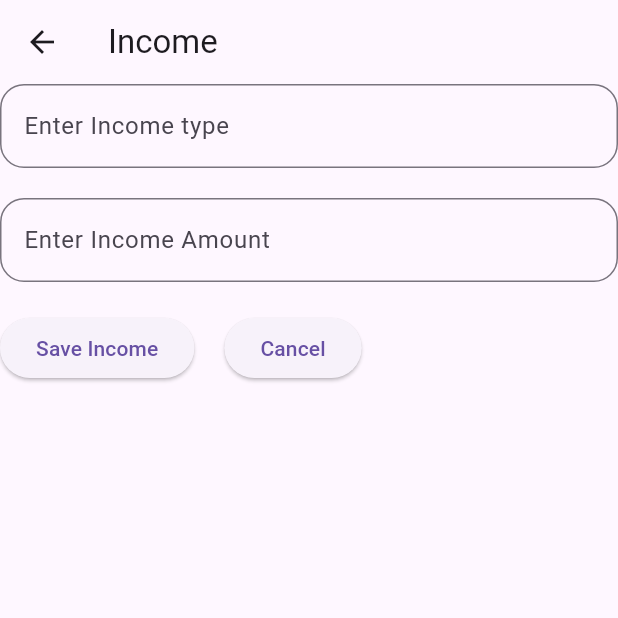
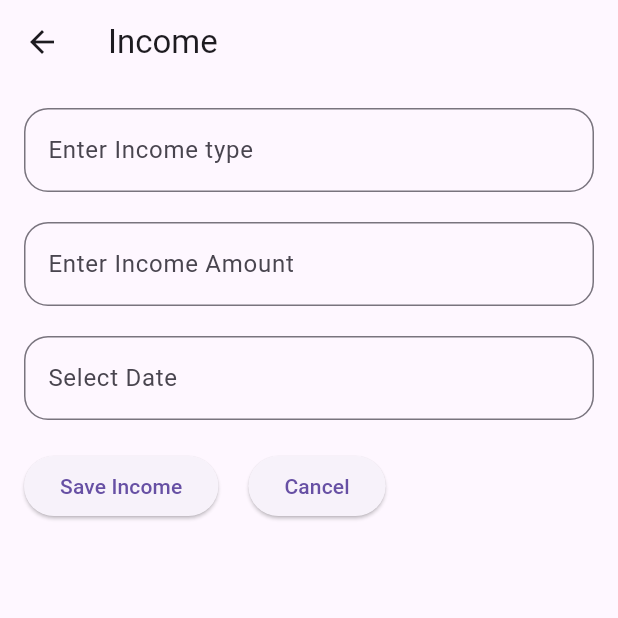
Before and after one commit to Pradeep1234566/Expense_tracker, a Flutter app: the screen it shows after launch, after a tap on "Add Income", on a phone screen of 412 x 824 dp, the top half of it. Run offline on Flutter 3.47's test engine with Material 3 defaults, Android fonts, the phone set to English and light mode, and no system bars; our stand-ins replace fl_chart.

Commit message:
Added dynamic things

```diff
--- a/lib/pages/Common_page.dart
+++ b/lib/pages/Common_page.dart
@@ -1,57 +1,122 @@
+import 'package:expense_tracker/pages/transaction_page.dart';
 import 'package:flutter/material.dart';
+//import 'package:expense_tracker/models/transaction_model.dart'; // Import TransactionModel
 
-// ignore: must_be_immutable
-class CommonPage extends StatelessWidget {
-  String appbartitle;
-  String title;
+class CommonPage extends StatefulWidget {
+  final String appbartitle;
+  final String title;
 
-  CommonPage({required this.appbartitle, required this.title, super.key});
+  const CommonPage({required this.appbartitle, required this.title, super.key});
+
+  @override
+  _CommonPageState createState() => _CommonPageState();
+}
+
+class _CommonPageState extends State<CommonPage> {
+  final TextEditingController typeController = TextEditingController();
+  final TextEditingController amountController = TextEditingController();
+  DateTime? selectedDate;
+
+  @override
+  void dispose() {
+    typeController.dispose();
+    amountController.dispose();
+    super.dispose();
+  }
+
+  Future<void> _selectDate(BuildContext context) async {
+    final DateTime? picked = await showDatePicker(
+      context: context,
+      initialDate: DateTime.now(),
+      firstDate: DateTime(2000),
+      lastDate: DateTime(2101),
+    );
+    if (picked != null && picked != selectedDate) {
+      setState(() {
+        selectedDate = picked;
+      });
+    }
+  }
 
   @override
   Widget build(BuildContext context) {
     return Scaffold(
-        appBar: AppBar(
-          title: Text(appbartitle),
-        ),
-        body: Column(
-
+      appBar: AppBar(title: Text(widget.appbartitle)),
+      body: Padding(
+        padding: const EdgeInsets.all(16.0),
+        child: Column(
           children: [
             TextField(
-
+              controller: typeController,
               decoration: InputDecoration(
-
-              hintText: 'Enter $title type',
+                hintText: 'Enter ${widget.title} type',
                 border: OutlineInputBorder(
                   borderRadius: BorderRadius.circular(16),
                 ),
-            )),
-            SizedBox(height: 20),
+              ),
+            ),
+            const SizedBox(height: 20),
             TextField(
+              controller: amountController,
+              keyboardType:
+                  const TextInputType.numberWithOptions(decimal: true),
               decoration: InputDecoration(
-              hintText: 'Enter $title Amount',
+                hintText: 'Enter ${widget.title} Amount',
                 border: OutlineInputBorder(
                   borderRadius: BorderRadius.circular(16),
                 ),
-            )),
-            SizedBox(height: 20),
+              ),
+            ),
+            const SizedBox(height: 20),
+            GestureDetector(
+              onTap: () => _selectDate(context),
+              child: AbsorbPointer(
+                child: TextField(
+                  decoration: InputDecoration(
+                    hintText: selectedDate == null
+                        ? 'Select Date'
+                        : '${selectedDate!.toLocal()}'.split(' ')[0],
+                    border: OutlineInputBorder(
+                      borderRadius: BorderRadius.circular(16),
+                    ),
+                  ),
+                ),
+              ),
+            ),
+            const SizedBox(height: 20),
             Row(
               children: [
                 ElevatedButton(
                   onPressed: () {
-                    Navigator.pop(context);
+                    if (typeController.text.isNotEmpty &&
+                        amountController.text.isNotEmpty &&
+                        selectedDate != null) {
+                      final transaction = TransactionModel(
+                        category: typeController.text,
+                        amount: double.tryParse(amountController.text) ?? 0.0,
+                        isIncome: widget.title.toLowerCase() == 'income',
+                        date: selectedDate!,
+                      );
+                      Navigator.pop(context, transaction);
+                    } else {
+                      ScaffoldMessenger.of(context).showSnackBar(
+                        const SnackBar(
+                            content: Text('Please fill all fields')),
+                      );
+                    }
                   },
-                  child: Text('Save $title'),
+                  child: Text('Save ${widget.title}'),
                 ),
-                SizedBox(width: 20),
+                const SizedBox(width: 20),
                 ElevatedButton(
-                  onPressed: () {
-                    Navigator.pop(context);
-                  },
+                  onPressed: () => Navigator.pop(context),
                   child: const Text('Cancel'),
                 ),
               ],
-            )
+            ),
           ],
-        ));
+        ),
+      ),
+    );
   }
 }
--- a/lib/pages/home_page.dart
+++ b/lib/pages/home_page.dart
@@ -1,25 +1,37 @@
-// create this file
+
+import 'package:expense_tracker/pages/common_page.dart';
+import 'package:expense_tracker/pages/settings_page.dart';
 import 'package:expense_tracker/pages/stats_page.dart';
 import 'package:expense_tracker/pages/transaction_page.dart';
-import 'package:flutter/material.dart';
 import 'package:expense_tracker/widget/button.dart';
 import 'package:expense_tracker/widget/transaction_tile.dart';
-import 'package:expense_tracker/pages/Common_page.dart';
-import 'package:expense_tracker/pages/settings_page.dart';
+import 'package:flutter/material.dart';
+import 'package:intl/intl.dart';
 
-class HomePage extends StatelessWidget {
+class HomePage extends StatefulWidget {
   const HomePage({super.key});
 
   @override
+  State<HomePage> createState() => _HomePageState();
+}
+
+class _HomePageState extends State<HomePage> {
+  // Initialize with an empty list instead of dummy data
+  final List<TransactionModel> transactions = [];
+
+  // Calculate current balance
+  double get currentBalance {
+    double balance = 0.0;
+    for (var transaction in transactions) {
+      balance += transaction.isIncome
+          ? transaction.amount
+          : -transaction.amount;
+    }
+    return balance;
+  }
+
+  @override
   Widget build(BuildContext context) {
-    // Dummy data
-    final List<TransactionModel> transactions = [
-      TransactionModel(category: 'Electricity', amount: 75, isIncome: false),
-      TransactionModel(category: 'Groceries', amount: 50, isIncome: false),
-      TransactionModel(category: 'Salary', amount: 2000, isIncome: true),
-      TransactionModel(category: 'Coffee', amount: 5, isIncome: false),
-    ];
-
     return Scaffold(
       backgroundColor: Colors.grey[100],
       bottomNavigationBar: BottomNavigationBar(
@@ -71,16 +83,18 @@ class HomePage extends StatelessWidget {
               color: Colors.blueGrey[800],
               borderRadius: BorderRadius.circular(16),
             ),
-            child: const Column(
+            child: Column(
               children: [
-                Text('Current Balance',
+                const Text('Current Balance',
                     style: TextStyle(color: Colors.white70, fontSize: 16)),
-                SizedBox(height: 8),
-                Text('\$1,200.50',
-                    style: TextStyle(
-                        color: Colors.white,
-                        fontSize: 32,
-                        fontWeight: FontWeight.bold)),
+                const SizedBox(height: 8),
+                Text(
+                  '\$${currentBalance.toStringAsFixed(2)}',
+                  style: const TextStyle(
+                      color: Colors.white,
+                      fontSize: 32,
+                      fontWeight: FontWeight.bold),
+                ),
               ],
             ),
           ),
@@ -91,8 +105,8 @@ class HomePage extends StatelessWidget {
               CustomButton(
                 label: 'Add Income',
                 icon: Icons.add,
-                onPressed: () {
-                  Navigator.push(
+                onPressed: () async {
+                  final result = await Navigator.push(
                     context,
                     MaterialPageRoute(
                       builder: (context) => CommonPage(
@@ -101,6 +115,11 @@ class HomePage extends StatelessWidget {
                       ),
                     ),
                   );
+                  if (result != null && result is TransactionModel) {
+                    setState(() {
+                      transactions.add(result);
+                    });
+                  }
                 },
                 backgroundColor: Colors.green,
                 foregroundColor: Colors.white,
@@ -108,8 +127,8 @@ class HomePage extends StatelessWidget {
               CustomButton(
                 label: 'Add Expense',
                 icon: Icons.remove,
-                onPressed: () {
-                  Navigator.push(
+                onPressed: () async {
+                  final result = await Navigator.push(
                     context,
                     MaterialPageRoute(
                       builder: (context) => CommonPage(
@@ -118,6 +137,11 @@ class HomePage extends StatelessWidget {
                       ),
                     ),
                   );
+                  if (result != null && result is TransactionModel) {
+                    setState(() {
+                      transactions.add(result);
+                    });
+                  }
                 },
                 backgroundColor: Colors.redAccent,
                 foregroundColor: Colors.white,
@@ -133,7 +157,7 @@ class HomePage extends StatelessWidget {
               title: t.category,
               amount:
                   '${t.isIncome ? '+' : '-'}\$${t.amount.toStringAsFixed(2)}',
-              date: 'April 2024',
+              date: DateFormat('MMMM yyyy').format(t.date),
               icon: t.isIncome ? Icons.arrow_upward : Icons.arrow_downward,
               color: t.isIncome ? Colors.green : Colors.red,
             ),
--- a/lib/pages/transaction_page.dart
+++ b/lib/pages/transaction_page.dart
@@ -1,13 +1,13 @@
-import 'package:flutter/material.dart';
-
 class TransactionModel {
   final String category;
   final double amount;
   final bool isIncome;
+  final DateTime date;
 
   TransactionModel({
     required this.category,
     required this.amount,
     required this.isIncome,
+    required this.date,
   });
 }
--- a/pubspec.yaml
+++ b/pubspec.yaml
@@ -35,6 +35,7 @@ dependencies:
   # Use with the CupertinoIcons class for iOS style icons.
   cupertino_icons: ^1.0.8
   fl_chart: ^0.63.0
+  intl: ^0.18.1
 
 dev_dependencies:
   flutter_test:
```
Also changed, not shown: pubspec.lock. Lines whose indentation alone changed are shown as unchanged.
